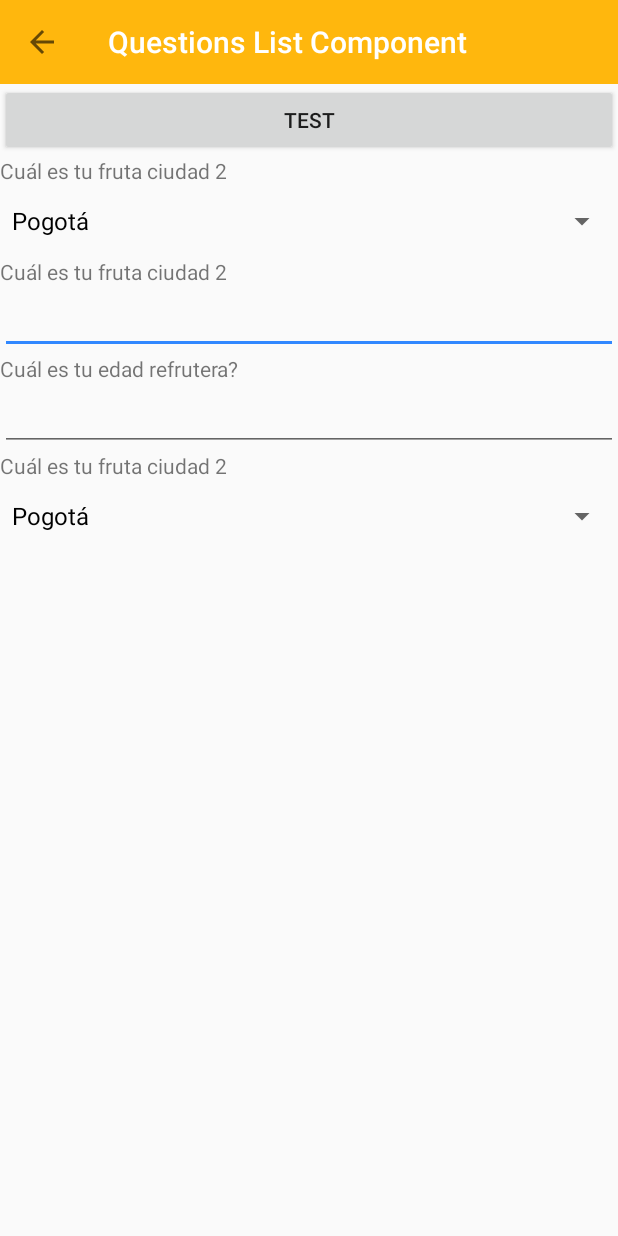
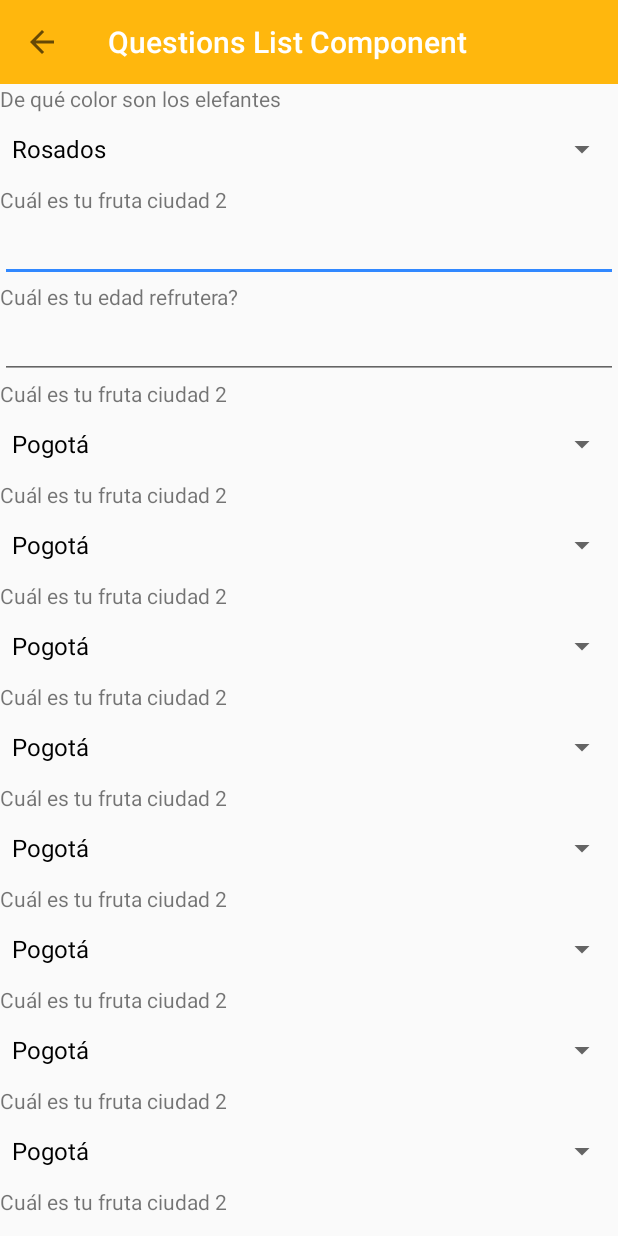
Before and after one commit to jdtorregrosas/Components, an Android app: the QuestionsListActivity screen opened directly, with no data from a screen before it, on a phone screen of 412 x 824 dp. Run offline under Robolectric (Android 15) with nearby library versions, the phone set to English and light mode, and no system bars.

Commit message:
Create questions list view

```diff
--- a/app/src/main/java/banlinea/mobile/components/activities/QuestionsListActivity.kt
+++ b/app/src/main/java/banlinea/mobile/components/activities/QuestionsListActivity.kt
@@ -1,5 +1,6 @@
 package banlinea.mobile.components.activities
 
+import android.content.Context
 import android.support.v7.app.AppCompatActivity
 import android.os.Bundle
 import banlinea.mobile.components.R
@@ -8,10 +9,10 @@ import banlinea.mobile.components.questionsList.models.Answer
 import banlinea.mobile.components.questionsList.models.QuestionType
 import kotlinx.android.synthetic.main.activity_questions_list.*
 import kotlinx.android.synthetic.main.toolbar.*
-import org.jetbrains.anko.alert
 
 class QuestionsListActivity : AppCompatActivity() {
 
+    private val mContext : Context = this
     override fun onCreate(savedInstanceState: Bundle?) {
         super.onCreate(savedInstanceState)
         setContentView(R.layout.activity_questions_list)
@@ -20,14 +21,34 @@ class QuestionsListActivity : AppCompatActivity() {
         supportActionBar?.title = "Questions List Component"
         supportActionBar?.setDisplayHomeAsUpEnabled(true)
         toolbar.setNavigationOnClickListener{ _ -> onBackPressed()}
-        val question1 = Question(this, QuestionType.CLOSED, listOf("Cuál es tu fruta ciudad 2"),
-                listOf<Answer>(Answer(1, "Pogotá"), Answer(2, "Metrellín")))
-        testFrame.addView(question1.getView())
-        testFrame.addView(Question(this, QuestionType.OPEN, listOf("Cuál es tu fruta ciudad 2")).getView())
-        testFrame.addView(Question(this, QuestionType.OPEN, listOf("Cuál es tu edad refrutera?")).getView())
-        testFrame.addView(Question(this, QuestionType.CLOSED, listOf("Cuál es tu fruta ciudad 2"),
-                listOf<Answer>(Answer(1, "Pogotá"), Answer(2, "Metrellín"))).getView())
+        val questions = mutableListOf<Question>()
+        questions.add(Question(mContext, QuestionType.CLOSED, listOf("De qué color son los elefantes"),
+                listOf(Answer(1, "Rosados"), Answer(2, "Verdes"), Answer(3, "Amarillos"))))
+        questions.add(Question(mContext, QuestionType.OPEN, listOf("Cuál es tu fruta ciudad 2")))
+        questions.add(Question(mContext, QuestionType.OPEN, listOf("Cuál es tu edad refrutera?")))
+        questions.add(Question(mContext, QuestionType.CLOSED, listOf("Cuál es tu fruta ciudad 2"),
+                listOf(Answer(1, "Pogotá"), Answer(2, "Metrellín"))))
+        questions.add(Question(mContext, QuestionType.CLOSED, listOf("Cuál es tu fruta ciudad 2"),
+                listOf(Answer(1, "Pogotá"), Answer(2, "Metrellín"))))
+        questions.add(Question(mContext, QuestionType.CLOSED, listOf("Cuál es tu fruta ciudad 2"),
+                listOf(Answer(1, "Pogotá"), Answer(2, "Metrellín"))))
+        questions.add(Question(mContext, QuestionType.CLOSED, listOf("Cuál es tu fruta ciudad 2"),
+                listOf(Answer(1, "Pogotá"), Answer(2, "Metrellín"))))
+        questions.add(Question(mContext, QuestionType.CLOSED, listOf("Cuál es tu fruta ciudad 2"),
+                listOf(Answer(1, "Pogotá"), Answer(2, "Metrellín"))))
+        questions.add(Question(mContext, QuestionType.CLOSED, listOf("Cuál es tu fruta ciudad 2"),
+                listOf(Answer(1, "Pogotá"), Answer(2, "Metrellín"))))
+        questions.add(Question(mContext, QuestionType.CLOSED, listOf("Cuál es tu fruta ciudad 2"),
+                listOf(Answer(1, "Pogotá"), Answer(2, "Metrellín"))))
+        questions.add(Question(mContext, QuestionType.CLOSED, listOf("Cuál es tu fruta ciudad 2"),
+                listOf(Answer(1, "Pogotá"), Answer(2, "Metrellín"))))
+        questions.add(Question(mContext, QuestionType.CLOSED, listOf("Cuál es tu fruta ciudad 2"),
+                listOf(Answer(1, "Pogotá"), Answer(2, "Metrellín"))))
+        questions.add(Question(mContext, QuestionType.CLOSED, listOf("Cuál es tu fruta ciudad 2"),
+                listOf(Answer(1, "Pogotá"), Answer(2, "Metrellín"))))
+        questions.add(Question(mContext, QuestionType.CLOSED, listOf("Cuál es tu fruta ciudad 2"),
+                listOf(Answer(1, "Pogotá"), Answer(2, "Metrellín"))))
 
-        testButton.setOnClickListener{_ -> alert(question1.getAnswer().value){}.show()}
+        questionsListView.setQuestions(questions)
     }
 }
--- a/app/src/main/res/layout/activity_questions_list.xml
+++ b/app/src/main/res/layout/activity_questions_list.xml
@@ -11,17 +11,12 @@
         android:layout_width="match_parent"
         android:layout_height="match_parent"
         tools:context="banlinea.mobile.components.activities.QuestionsListActivity">
-        <LinearLayout
-            android:id="@+id/testFrame"
+        <banlinea.mobile.components.questionsList.QuestionsListView
+            android:id="@+id/questionsListView"
             android:layout_width="match_parent"
-            android:layout_height="match_parent"
-            android:orientation="vertical">
-        <Button
-            android:id="@+id/testButton"
-            android:layout_width="match_parent"
-            android:layout_height="wrap_content"
-            android:text="Test"/>
-        </LinearLayout>
+            android:layout_height="match_parent">
+
+        </banlinea.mobile.components.questionsList.QuestionsListView>
 
     </android.support.constraint.ConstraintLayout>
 </LinearLayout>
--- a/banlinea.mobile.android.components/src/main/java/banlinea/mobile/components/questionsList/Question.kt
+++ b/banlinea.mobile.android.components/src/main/java/banlinea/mobile/components/questionsList/Question.kt
@@ -18,11 +18,13 @@ import banlinea.mobile.components.questionsList.models.QuestionType
 class Question(context: Context, type: QuestionType, labels: List<String>, answers: List<Answer> = listOf()) {
 
     private val linearLayout = LinearLayout(context)
-    private lateinit var finalAnswer : Answer
+    private var finalAnswer : Answer? = null
+    private var isDone = false
 
     init {
         linearLayout.layoutParams = LinearLayout.LayoutParams(LinearLayout.LayoutParams.MATCH_PARENT, LinearLayout.LayoutParams.WRAP_CONTENT)
         linearLayout.orientation = LinearLayout.VERTICAL
+        // TODO Use random label or something when there are two or more
         val label = AppCompatTextView(context)
         label.text = labels[0]
         linearLayout.addView(label)
@@ -30,28 +32,26 @@ class Question(context: Context, type: QuestionType, labels: List<String>, answe
         when(type){
             QuestionType.OPEN -> {
                 val answerEditText = AppCompatEditText(context)
-                linearLayout.addView(answerEditText)
                 answerEditText.inputType = InputType.TYPE_CLASS_TEXT
                 answerEditText.addTextChangedListener(object: TextWatcher{
                     override fun afterTextChanged(p0: Editable?) {}
                     override fun beforeTextChanged(text: CharSequence?, p1: Int, p2: Int, p3: Int) {}
                     override fun onTextChanged(text: CharSequence?, p1: Int, p2: Int, p3: Int) {
                         finalAnswer = Answer(1, text.toString())
+                        isDone = true
                     }
                 })
+                linearLayout.addView(answerEditText)
             }
             QuestionType.CLOSED -> {
                 val spinner = Spinner(context)
                 spinner.adapter = ArrayAdapter(context, android.R.layout.simple_spinner_dropdown_item, answers.map { it.value })
                 spinner.onItemSelectedListener = object: AdapterView.OnItemSelectedListener{
-                    override fun onNothingSelected(p0: AdapterView<*>?) {
-                        TODO("not implemented") //To change body of created functions use File | Settings | File Templates.
-                    }
-
+                    override fun onNothingSelected(p0: AdapterView<*>?) {}
                     override fun onItemSelected(parentView: AdapterView<*>?, selectedItemView: View?, position: Int, id: Long) {
                         finalAnswer = answers[position]
+                        isDone = true
                     }
-
                 }
                 linearLayout.addView(spinner)
             }
@@ -62,7 +62,11 @@ class Question(context: Context, type: QuestionType, labels: List<String>, answe
         return linearLayout
     }
 
-    fun getAnswer() : Answer {
+    fun getAnswer() : Answer? {
         return finalAnswer
     }
+
+    fun isDone() : Boolean {
+        return isDone
+    }
 }
--- /dev/null
+++ b/banlinea.mobile.android.components/src/main/java/banlinea/mobile/components/questionsList/QuestionsListView.kt
@@ -0,0 +1,29 @@
+package banlinea.mobile.components.questionsList
+
+import android.content.Context
+import android.util.AttributeSet
+import android.widget.LinearLayout
+import android.widget.ScrollView
+
+/**
+ * Created by jdtor on 09.09.2017 for components.
+ */
+class QuestionsListView @JvmOverloads constructor(
+        context: Context,
+        attrs: AttributeSet? = null,
+        defStyle: Int = 0,
+        defStyleRes: Int = 0
+) : ScrollView(context, attrs, defStyle, defStyleRes) {
+    init {
+        layoutParams = LayoutParams(LayoutParams.MATCH_PARENT, LayoutParams.MATCH_PARENT)
+    }
+    fun setQuestions(questions : List<Question>){
+        val linearLayout = LinearLayout(context)
+        linearLayout.layoutParams = LayoutParams(LayoutParams.MATCH_PARENT, LayoutParams.WRAP_CONTENT)
+        linearLayout.orientation = LinearLayout.VERTICAL
+        for(question in questions){
+            linearLayout.addView(question.getView())
+        }
+        this.addView(linearLayout)
+    }
+}
```
